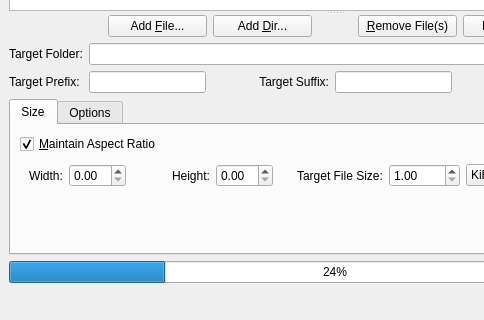
First picture: the form in dialogs/convertdialog.ui, repository marek629/SIR, before the edit; both pictures show x 0 to 484 and y 211 to 531 of the 843 by 531 pixel window.
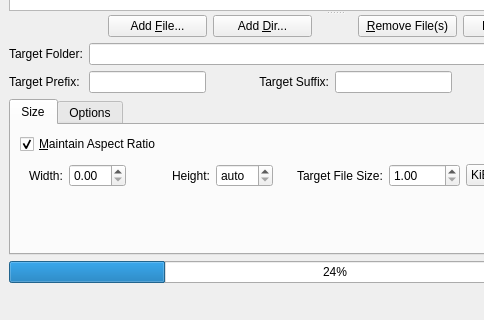
Second picture: the form after the edit. Icons and pictures are not drawn. Custom widgets are drawn as their Qt base class.

The edit to the form file:
```diff
--- a/dialogs/convertdialog.ui
+++ b/dialogs/convertdialog.ui
@@ -373,7 +373,11 @@
                      </widget>
                     </item>
                     <item>
-                     <widget class="QDoubleSpinBox" name="heightDoubleSpinBox"/>
+                     <widget class="QDoubleSpinBox" name="heightDoubleSpinBox">
+                      <property name="specialValueText">
+                       <string>auto</string>
+                      </property>
+                     </widget>
                     </item>
                    </layout>
                   </widget>
```
